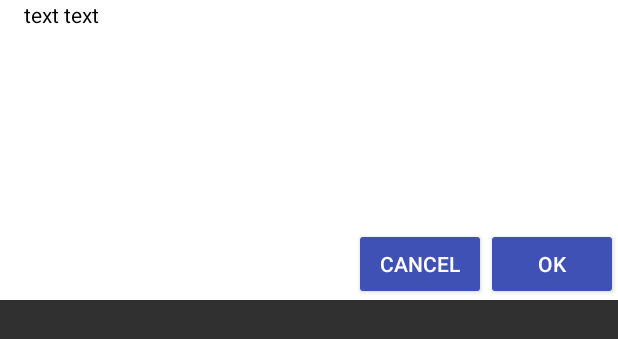
After one commit to Falsokun/imaginarium, an Android app: the layout dialog_result.xml on its own in the app's theme, with its tools: preview values and no code run, on a phone screen of 412 x 824 dp. The commit adds this screen. Shown: the top 339 px of the screen. Run offline under Robolectric (Android 15) with nearby library versions, the phone set to English and light mode, and no system bars.

Commit message:
add show round results dialog

```diff
--- a/app/src/main/java/com/example/olesya/boardgames/Commands.kt
+++ b/app/src/main/java/com/example/olesya/boardgames/Commands.kt
@@ -26,4 +26,9 @@ object Commands {
         const val CLIENT_TURN = "CLIENT_USER_TURN"
         const val CLIENT_CHOOSE = "CLIENT_CHOOSE"
     }
+
+    object SCREEN_COMMANDS {
+        const val SHOW_WINNER = "SHOW_WINNER"
+        const val SHOW_ROUND_RESULTS = "SHOW_ROUND_RESULTS"
+    }
 }
--- a/app/src/main/java/com/example/olesya/boardgames/entity/Deck.kt
+++ b/app/src/main/java/com/example/olesya/boardgames/entity/Deck.kt
@@ -11,6 +11,7 @@ class Deck(context: Context) {
 
     private var current: MutableList<Card> = mutableListOf()
     private var total: MutableList<Card> = mutableListOf()
+    private val random = Random()
 
     init {
         total.addAll(AppDatabase.getInstance(context)
@@ -25,12 +26,11 @@ class Deck(context: Context) {
     }
 
     fun getRandomCard(): Card? {
-        val r = Random()
         if (current.size == 0) {
             return null
         }
 
-        val newCard = current[r.nextInt(current.size)]
+        val newCard = current[random.nextInt(current.size)]
         current.remove(newCard)
         return newCard
     }
--- a/app/src/main/java/com/example/olesya/boardgames/entity/Player.kt
+++ b/app/src/main/java/com/example/olesya/boardgames/entity/Player.kt
@@ -3,9 +3,6 @@ package com.example.olesya.boardgames.entity
 import android.arch.lifecycle.MutableLiveData
 import io.reactivex.subjects.BehaviorSubject
 
-/**
- * Инициализация username в конструкторе!
- */
 class Player constructor(var username: String) {
 
     val score: BehaviorSubject<Int> = BehaviorSubject.create<Int>()
--- a/app/src/main/java/com/example/olesya/boardgames/ui/view/ScreenActivity.kt
+++ b/app/src/main/java/com/example/olesya/boardgames/ui/view/ScreenActivity.kt
@@ -72,6 +72,10 @@ class ScreenActivity : ServiceHolderActivity() {
                 viewModel.controller.startGame()
             }
         }
+
+        viewModel.controller.screenActions.observe(this, Observer {
+            viewModel.handleAction(this, it)
+        })
     }
 
     private fun startServerService() {
@@ -96,6 +100,6 @@ class ScreenActivity : ServiceHolderActivity() {
 
     private fun initPlayerStatus() {
         mBinding.playersStatusRv.adapter = playerStatusAdapter
-        mBinding.playersStatusRv.layoutManager = LinearLayoutManager(this, LinearLayoutManager.HORIZONTAL, false)
+        mBinding.playersStatusRv.layoutManager = LinearLayoutManager(this, LinearLayoutManager.VERTICAL, false)
     }
 }
--- /dev/null
+++ b/app/src/main/res/layout/dialog_result.xml
@@ -0,0 +1,36 @@
+<?xml version="1.0" encoding="utf-8"?>
+<android.support.constraint.ConstraintLayout xmlns:android="http://schemas.android.com/apk/res/android"
+    xmlns:app="http://schemas.android.com/apk/res-auto"
+    xmlns:tools="http://schemas.android.com/tools"
+    android:layout_width="match_parent"
+    android:layout_height="wrap_content"
+    android:background="@android:color/white"
+    android:minHeight="200dp">
+
+    <TextView
+        android:id="@+id/results"
+        android:layout_width="0dp"
+        app:layout_constraintLeft_toLeftOf="parent"
+        app:layout_constraintRight_toRightOf="parent"
+        android:layout_height="wrap_content"
+        android:layout_margin="@dimen/std_mrgn"
+        android:textColor="@android:color/black"
+        tools:text="text text" />
+
+    <Button
+        android:id="@+id/button_ok"
+        android:layout_width="wrap_content"
+        android:layout_height="wrap_content"
+        android:text="@string/OK"
+        app:layout_constraintBottom_toBottomOf="parent"
+        app:layout_constraintRight_toRightOf="parent" />
+
+    <Button
+        android:id="@+id/button_cancel"
+        android:layout_width="wrap_content"
+        android:layout_height="wrap_content"
+        android:text="@string/cancel"
+        app:layout_constraintRight_toLeftOf="@+id/button_ok"
+        app:layout_constraintTop_toTopOf="@+id/button_ok" />
+
+</android.support.constraint.ConstraintLayout>
--- a/app/src/main/res/values/styles.xml
+++ b/app/src/main/res/values/styles.xml
@@ -8,6 +8,8 @@
         <item name="colorPrimary">@color/colorPrimary</item>
         <item name="colorPrimaryDark">@color/colorPrimaryDark</item>
         <item name="colorAccent">@color/colorAccent</item>
+        <item name="colorButtonNormal">@color/colorPrimary</item>
+        <item name="colorControlHighlight">@color/colorAccent</item>
     </style>
 
     <style name="TextViewStyle">
```
Also changed, not shown: app/src/main/java/com/example/olesya/boardgames/game/controller/GameController.kt (+8 -8 lines), app/src/main/java/com/example/olesya/boardgames/game/controller/ImaginariumController.kt (+4 -3 lines), app/src/main/java/com/example/olesya/boardgames/ui/dialog/RoundResultDialog.kt (added, +23 -0 lines), app/src/main/java/com/example/olesya/boardgames/ui/viewmodel/ScreenViewModel.kt (+16 -0 lines).
